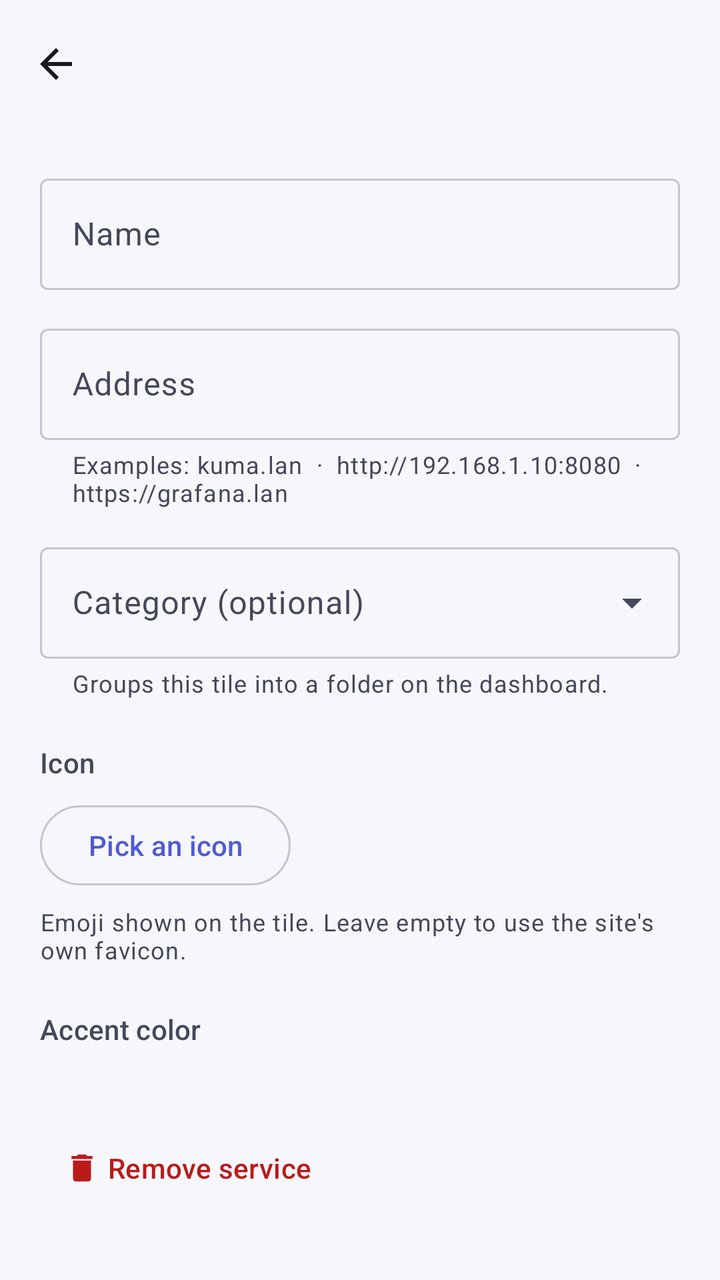
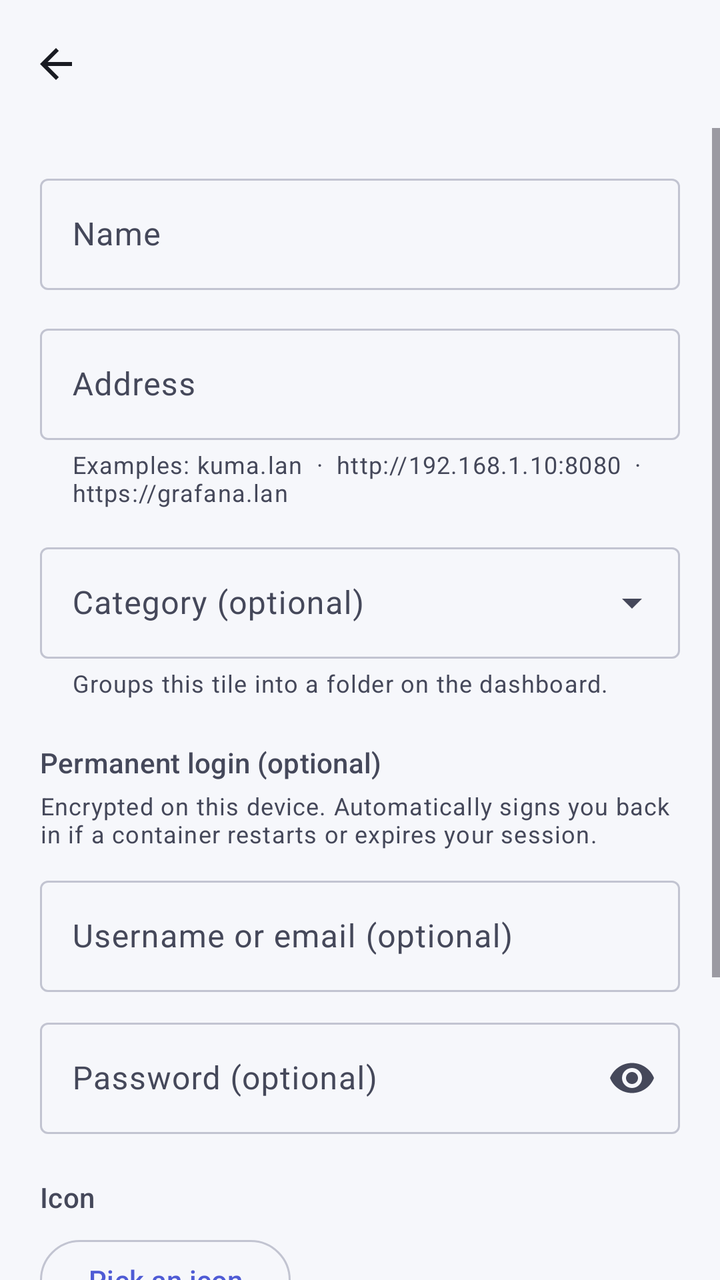

An Android layout rendered at two revisions. The XML below is the earlier revision; the diff shows what the commit changed to produce the second picture.
<!-- AndroidManifest.xml: application theme Theme.Homedeck -->
<!-- res/layout/activity_edit_tile.xml -->
<?xml version="1.0" encoding="utf-8"?>
<LinearLayout xmlns:android="http://schemas.android.com/apk/res/android"
    xmlns:app="http://schemas.android.com/apk/res-auto"
    android:id="@+id/root"
    android:layout_width="match_parent"
    android:layout_height="match_parent"
    android:orientation="vertical">

    <com.google.android.material.appbar.MaterialToolbar
        android:id="@+id/toolbar"
        android:layout_width="match_parent"
        android:layout_height="wrap_content"
        app:navigationContentDescription="Back"
        app:navigationIcon="@drawable/ic_arrow_back"
        app:navigationIconTint="?attr/colorOnSurface"
        app:titleTextAppearance="?attr/textAppearanceTitleLarge" />

    <ScrollView
        android:layout_width="match_parent"
        android:layout_height="0dp"
        android:layout_weight="1"
        android:fillViewport="true">

        <LinearLayout
            android:layout_width="match_parent"
            android:layout_height="wrap_content"
            android:orientation="vertical"
            android:padding="20dp">

            <com.google.android.material.textfield.TextInputLayout
                android:id="@+id/nameLayout"
                style="@style/Widget.Material3.TextInputLayout.OutlinedBox"
                android:layout_width="match_parent"
                android:layout_height="wrap_content"
                android:hint="Name">

                <com.google.android.material.textfield.TextInputEditText
                    android:id="@+id/nameInput"
                    android:layout_width="match_parent"
                    android:layout_height="wrap_content"
                    android:inputType="textCapWords"
                    android:maxLines="1" />
            </com.google.android.material.textfield.TextInputLayout>

            <com.google.android.material.textfield.TextInputLayout
                android:id="@+id/urlLayout"
                style="@style/Widget.Material3.TextInputLayout.OutlinedBox"
                android:layout_width="match_parent"
                android:layout_height="wrap_content"
                android:layout_marginTop="14dp"
                android:hint="Address"
                app:helperText="Examples: kuma.lan  ·  http://192.168.1.10:8080  ·  https://grafana.lan">

                <com.google.android.material.textfield.TextInputEditText
                    android:id="@+id/urlInput"
                    android:layout_width="match_parent"
                    android:layout_height="wrap_content"
                    android:inputType="textUri"
                    android:maxLines="1" />
            </com.google.android.material.textfield.TextInputLayout>

            <com.google.android.material.textfield.TextInputLayout
                android:id="@+id/categoryLayout"
                style="@style/Widget.Material3.TextInputLayout.OutlinedBox.ExposedDropdownMenu"
                android:layout_width="match_parent"
                android:layout_height="wrap_content"
                android:layout_marginTop="14dp"
                android:hint="Category (optional)"
                app:helperText="Groups this tile into a folder on the dashboard.">

                <AutoCompleteTextView
                    android:id="@+id/categoryInput"
                    android:layout_width="match_parent"
                    android:layout_height="wrap_content"
                    android:inputType="textCapWords" />
            </com.google.android.material.textfield.TextInputLayout>

            <TextView
                android:layout_width="wrap_content"
                android:layout_height="wrap_content"
                android:layout_marginTop="22dp"
                android:text="Icon"
                android:textAppearance="?attr/textAppearanceTitleSmall"
                android:textColor="?attr/colorOnSurfaceVariant" />

            <com.google.android.material.button.MaterialButton
                android:id="@+id/emojiBtn"
                style="@style/Widget.Material3.Button.OutlinedButton"
                android:layout_width="wrap_content"
                android:layout_height="wrap_content"
                android:layout_marginTop="8dp"
                android:text="Pick an icon" />

            <TextView
                android:layout_width="match_parent"
                android:layout_height="wrap_content"
                android:layout_marginTop="6dp"
                android:text="Emoji shown on the tile. Leave empty to use the site's own favicon."
                android:textAppearance="?attr/textAppearanceBodySmall"
                android:textColor="?attr/colorOnSurfaceVariant" />

            <TextView
                android:layout_width="wrap_content"
                android:layout_height="wrap_content"
                android:layout_marginTop="22dp"
                android:text="Accent color"
                android:textAppearance="?attr/textAppearanceTitleSmall"
                android:textColor="?attr/colorOnSurfaceVariant" />

            <LinearLayout
                android:id="@+id/colorRow"
                android:layout_width="match_parent"
                android:layout_height="wrap_content"
                android:layout_marginTop="8dp"
                android:orientation="horizontal" />

            <com.google.android.material.button.MaterialButton
                android:id="@+id/deleteBtn"
                style="@style/Widget.Material3.Button.TextButton"
                android:layout_width="wrap_content"
                android:layout_height="wrap_content"
                android:layout_marginTop="28dp"
                android:text="Remove service"
                android:textColor="?attr/colorError"
                app:icon="@drawable/ic_delete"
                app:iconTint="?attr/colorError" />
        </LinearLayout>
    </ScrollView>
</LinearLayout>
<!-- resources referenced by this layout -->
<resources>
  <!-- drawable ic_arrow_back (drawable) -->
  <?xml version="1.0" encoding="utf-8"?>
  <vector xmlns:android="http://schemas.android.com/apk/res/android"
      android:width="24dp"
      android:height="24dp"
      android:viewportWidth="24"
      android:viewportHeight="24">
      <path
          android:fillColor="#FF000000"
          android:pathData="M20,11H7.83l5.59,-5.59L12,4l-8,8l8,8l1.41,-1.41L7.83,13H20V11z" />
  </vector>
  <!-- drawable ic_delete (drawable) -->
  <?xml version="1.0" encoding="utf-8"?>
  <vector xmlns:android="http://schemas.android.com/apk/res/android"
      android:width="24dp"
      android:height="24dp"
      android:viewportWidth="24"
      android:viewportHeight="24">
      <path
          android:fillColor="#FF000000"
          android:pathData="M6,19c0,1.1,0.9,2,2,2h8c1.1,0,2,-0.9,2,-2V7H6V19zM19,4h-3.5l-1,-1h-5l-1,1H5v2h14V4z" />
  </vector>
  <style name="Theme.Homedeck" parent="Theme.Material3.DayNight.NoActionBar">
          <item name="colorPrimary">@color/primary</item>
          <item name="colorOnPrimary">@color/on_primary</item>
          <item name="colorPrimaryContainer">@color/primary_container</item>
          <item name="colorOnPrimaryContainer">@color/on_primary_container</item>
          <item name="colorSecondary">@color/secondary</item>
          <item name="colorOnSecondary">@color/on_secondary</item>
          <item name="colorSecondaryContainer">@color/secondary_container</item>
          <item name="colorOnSecondaryContainer">@color/on_secondary_container</item>
          <item name="colorError">@color/error</item>
          <item name="colorOnError">@color/on_error</item>
          <item name="android:colorBackground">@color/background</item>
          <item name="colorOnBackground">@color/on_background</item>
          <item name="colorSurface">@color/surface</item>
          <item name="colorOnSurface">@color/on_surface</item>
          <item name="colorSurfaceVariant">@color/surface_variant</item>
          <item name="colorOnSurfaceVariant">@color/on_surface_variant</item>
          <item name="colorOutline">@color/outline</item>
          <item name="colorOutlineVariant">@color/outline_variant</item>
          <item name="android:statusBarColor">@android:color/transparent</item>
          <item name="android:navigationBarColor">@android:color/transparent</item>
          <item name="android:windowLightStatusBar">true</item>
      </style>
  <color name="primary">#4F5BD5</color>
  <color name="on_primary">#FFFFFF</color>
  <color name="primary_container">#DFE2FF</color>
  <color name="on_primary_container">#0A1257</color>
  <color name="secondary">#1F7A6B</color>
  <color name="on_secondary">#FFFFFF</color>
  <color name="secondary_container">#B2F1E2</color>
  <color name="on_secondary_container">#05322B</color>
  <color name="error">#BA1A1A</color>
  <color name="on_error">#FFFFFF</color>
  <color name="background">#F6F7FB</color>
  <color name="on_background">#191B22</color>
  <color name="surface">#FFFFFF</color>
  <color name="on_surface">#191B22</color>
  <color name="surface_variant">#E6E8F1</color>
  <color name="on_surface_variant">#45485A</color>
  <color name="outline">#C2C4D1</color>
  <color name="outline_variant">#DFE1EC</color>
</resources>

<!-- the commit's change to res/layout/activity_edit_tile.xml (unified diff, before → after) -->
@@ -79,6 +79,55 @@
                 android:layout_width="wrap_content"
                 android:layout_height="wrap_content"
                 android:layout_marginTop="22dp"
+                android:text="Permanent login (optional)"
+                android:textAppearance="?attr/textAppearanceTitleSmall"
+                android:textColor="?attr/colorOnSurfaceVariant" />
+
+            <TextView
+                android:layout_width="match_parent"
+                android:layout_height="wrap_content"
+                android:layout_marginTop="4dp"
+                android:text="Encrypted on this device. Automatically signs you back in if a container restarts or expires your session."
+                android:textAppearance="?attr/textAppearanceBodySmall"
+                android:textColor="?attr/colorOnSurfaceVariant" />
+
+            <com.google.android.material.textfield.TextInputLayout
+                android:id="@+id/loginUserLayout"
+                style="@style/Widget.Material3.TextInputLayout.OutlinedBox"
+                android:layout_width="match_parent"
+                android:layout_height="wrap_content"
+                android:layout_marginTop="10dp"
+                android:hint="Username or email (optional)">
+
+                <com.google.android.material.textfield.TextInputEditText
+                    android:id="@+id/loginUserInput"
+                    android:layout_width="match_parent"
+                    android:layout_height="wrap_content"
+                    android:inputType="textEmailAddress|textNoSuggestions"
+                    android:maxLines="1" />
+            </com.google.android.material.textfield.TextInputLayout>
+
+            <com.google.android.material.textfield.TextInputLayout
+                android:id="@+id/loginPassLayout"
+                style="@style/Widget.Material3.TextInputLayout.OutlinedBox"
+                android:layout_width="match_parent"
+                android:layout_height="wrap_content"
+                android:layout_marginTop="10dp"
+                android:hint="Password (optional)"
+                app:endIconMode="password_toggle">
+
+                <com.google.android.material.textfield.TextInputEditText
+                    android:id="@+id/loginPassInput"
+                    android:layout_width="match_parent"
+                    android:layout_height="wrap_content"
+                    android:inputType="textPassword"
+                    android:maxLines="1" />
+            </com.google.android.material.textfield.TextInputLayout>
+
+            <TextView
+                android:layout_width="wrap_content"
+                android:layout_height="wrap_content"
+                android:layout_marginTop="22dp"
                 android:text="Icon"
                 android:textAppearance="?attr/textAppearanceTitleSmall"
                 android:textColor="?attr/colorOnSurfaceVariant" />
